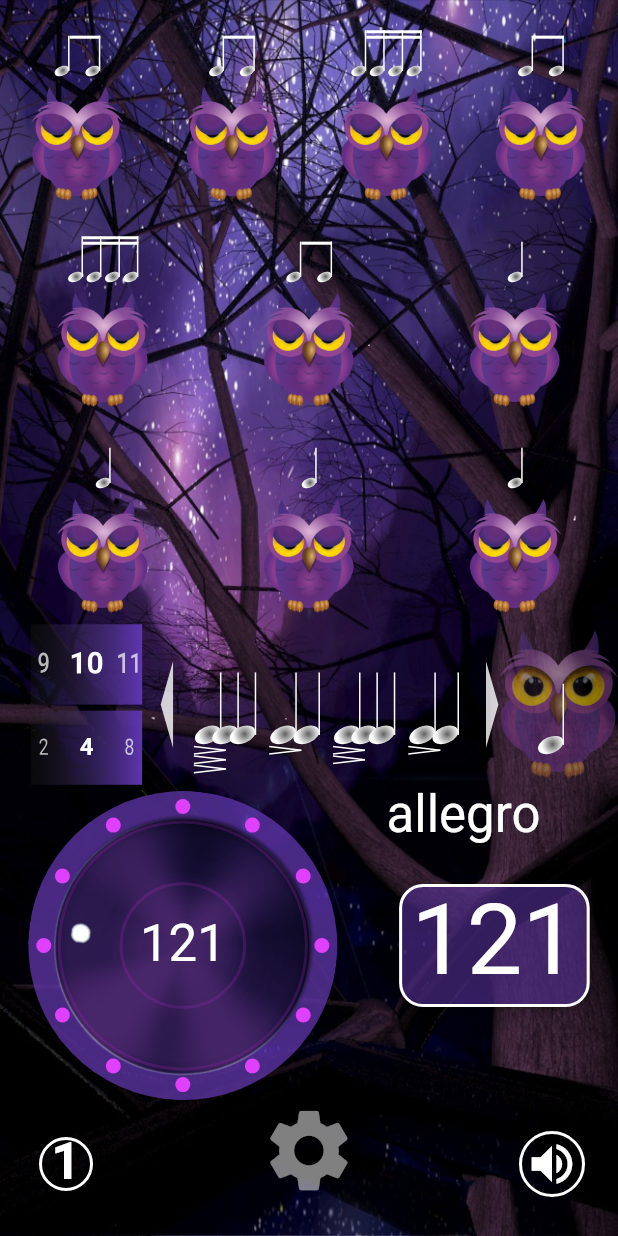
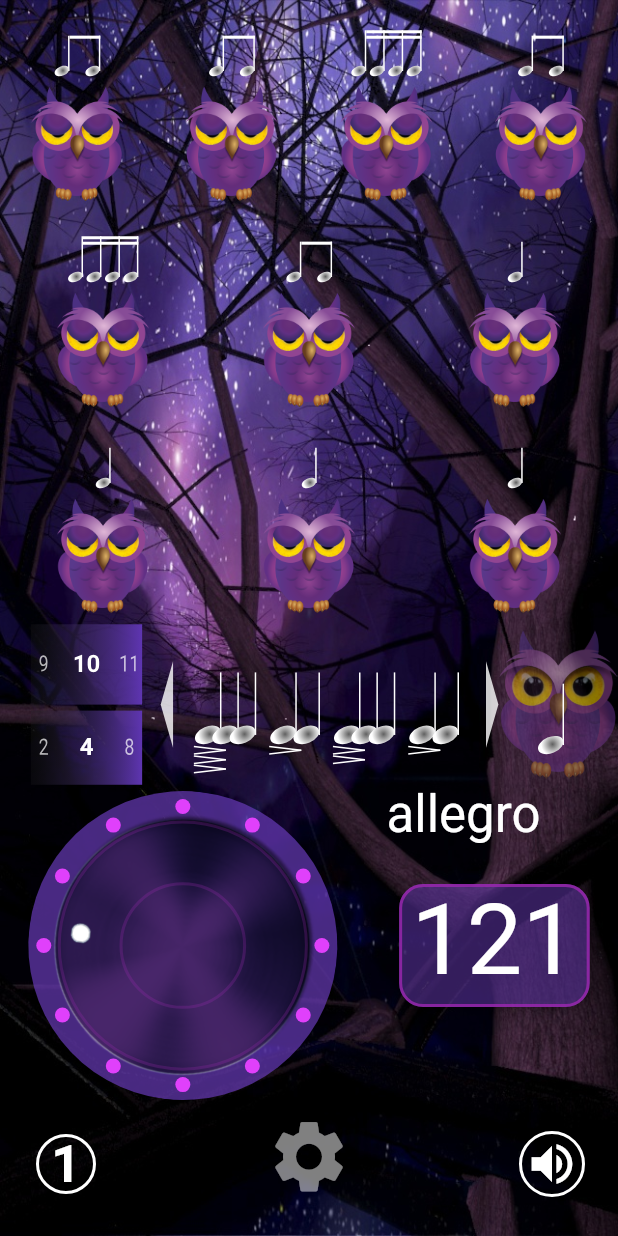
Before and after one commit to jurokGH/jurok, a Flutter app: the screen it shows after launch, on a phone screen of 412 x 824 dp. Run offline on Flutter 3.47's test engine with Material 2 defaults, Android fonts, the phone set to English and light mode, and no system bars; drawn by our look-alikes of wheel_chooser; our stand-ins replace device_preview.

Commit message:
* UI-8 tuning

```diff
--- a/lib/knob.dart
+++ b/lib/knob.dart
@@ -379,10 +379,14 @@ class KnobState extends State<Knob> with SingleTickerProviderStateMixin<Knob>
                   ),
                 ]
               )
-                :
+              :
+              Container(),
+              widget.showIcon ?
               Text(widget.value.toInt().toString(),
                 style: widget.textStyle
-              ),
+              )
+              :
+              Container(),
             ]
           ),
         ),
--- a/lib/main.dart
+++ b/lib/main.dart
@@ -477,9 +477,9 @@ class _HomePageState extends State<HomePage> with SingleTickerProviderStateMixin
             width: 0.18 * _sizeCtrls.width,
             height: 0.13 * _sizeCtrls.height,
             child: WheelChooser.integer(
-            selectTextStyle: Theme.of(context).textTheme.title
+            selectTextStyle: Theme.of(context).textTheme.subhead
               .copyWith(color: _cWhiteColor, fontWeight: FontWeight.bold, height: 1),//20
-            unSelectTextStyle: Theme.of(context).textTheme.title
+            unSelectTextStyle: Theme.of(context).textTheme.subhead
               .copyWith(color: Colors.white70, height: 1),//16
             magnification: 1,
             //itemSize: 48,
@@ -867,7 +867,8 @@ class _HomePageState extends State<HomePage> with SingleTickerProviderStateMixin
           child:
           TempoWidget(
             tempo: _tempoBpm,
-            textStyle: _textStyle,
+            textStyle: Theme.of(context).textTheme.display1
+              .copyWith(color: _cWhiteColor, height: 1),
             onChanged: (int tempo) {
               if (_tempoBpm != tempo)
                 _tempoBpm = tempo;
@@ -1032,7 +1033,7 @@ class _HomePageState extends State<HomePage> with SingleTickerProviderStateMixin
       //iconSize: 0.4 * _sizeCtrls.height,
       shape: RoundedRectangleBorder(
         borderRadius: BorderRadius.circular(16),
-        side: BorderSide(width: 2, color: _cWhiteColor)
+        side: BorderSide(width: 2, color: Colors.purple.withOpacity(0.8)),
       ),
       padding: EdgeInsets.all(8),//_padding.dx),
 /*
@@ -1087,7 +1088,8 @@ class _HomePageState extends State<HomePage> with SingleTickerProviderStateMixin
               //padding: EdgeInsets.all(_padding.dx),
               //icon: Icon(Icons.check_box_outline_blank,),
               child: Text((_activeSoundScheme + 1).toString(),
-                style:_textStyle.copyWith(fontWeight: FontWeight.bold,),
+                style: Theme.of(context).textTheme.display1
+                  .copyWith(fontWeight: FontWeight.bold, color: _cWhiteColor),
 //                TextStyle(fontSize: 28,
 //                  fontWeight: FontWeight.bold,
 //                  color: _cWhiteColor
@@ -1108,7 +1110,7 @@ class _HomePageState extends State<HomePage> with SingleTickerProviderStateMixin
 
           ///widget Settings
           IconButton(
-            iconSize: 0.16 * _sizeCtrls.height,
+            iconSize: 0.14 * _sizeCtrls.height,
             padding: EdgeInsets.all(0),
             icon: Icon(Icons.settings,),
             color: _cWhiteColor.withOpacity(0.5),
```
